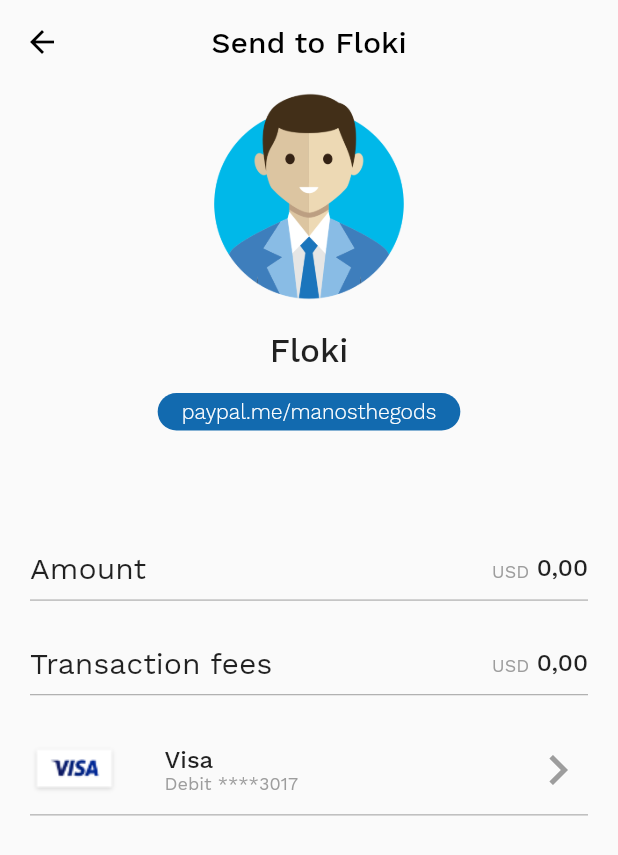
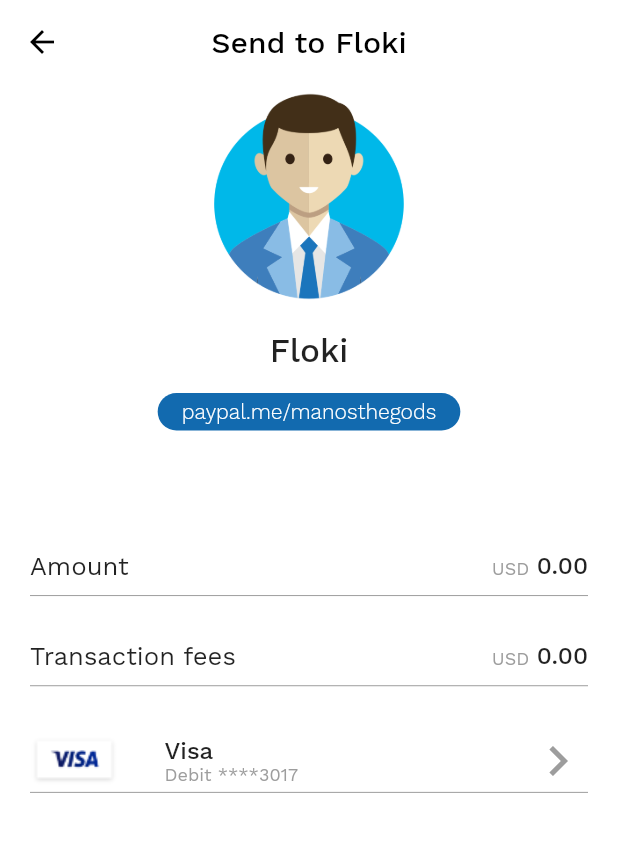
Before and after one commit to LiveLikeCounter/Flutter-Paypal-Redesign, a Flutter app: the screen it shows after launch, item 2 of the bottom bar chosen, after a tap on "Floki", on a phone screen of 412 x 824 dp. Shown: the top 855 px of the screen. Run offline on Flutter 3.47's test engine with Material 2 defaults, Android fonts, the phone set to English and light mode, and no system bars; our stand-ins replace community_material_icon, flutter_masked_text; project files that could hold a hidden picture were left out.

```diff
--- a/lib/screens/send1.dart
+++ b/lib/screens/send1.dart
@@ -9,11 +9,15 @@ class Send1 extends StatefulWidget {
 }
 
 class _Send1State extends State<Send1> {
+  String ammountValue = '0.00';
+  bool showAddNote = false;
+
   @override
   Widget build(BuildContext context) {
     return MaterialApp(
       debugShowCheckedModeBanner: false,
       home: Scaffold(
+        backgroundColor: Colors.white,
         appBar: AppBar(
           automaticallyImplyLeading: true,
           leading: IconButton(
@@ -83,7 +87,7 @@ class _Send1State extends State<Send1> {
                           Text(
                             'Amount',
                             style:
-                                TextStyle(fontFamily: "worksans", fontSize: 20),
+                                TextStyle(fontFamily: "worksans", fontSize: 17),
                           ),
                           Row(
                             crossAxisAlignment: CrossAxisAlignment.end,
@@ -98,21 +102,27 @@ class _Send1State extends State<Send1> {
                               SizedBox(width: 5),
                               InkWell(
                                 child: Text(
-                                  '0,00',
+                                  this.ammountValue,
                                   style: TextStyle(
                                       fontFamily: "worksans",
                                       fontSize: 16,
                                       fontWeight: FontWeight.w500),
                                 ),
-                                onTap: () {
-                                  Navigator.of(context).push(
-                                    MaterialPageRoute<Null>(
-                                      builder: (BuildContext context) {
-                                        return Send2();
-                                      },
+                                onTap: () async {
+                                  var navigationResult = await Navigator.push(
+                                    context,
+                                    MaterialPageRoute(
+                                      builder: (context) => Send2(),
                                       fullscreenDialog: true,
                                     ),
                                   );
+                                  setState(() {
+                                    this.ammountValue =
+                                        navigationResult.toString();
+                                    if (navigationResult.toString() != '0.0') {
+                                      this.showAddNote = true;
+                                    }
+                                  });
                                 },
                               ),
                             ],
@@ -128,7 +138,7 @@ class _Send1State extends State<Send1> {
                           Text(
                             'Transaction fees',
                             style:
-                                TextStyle(fontFamily: "worksans", fontSize: 20),
+                                TextStyle(fontFamily: "worksans", fontSize: 17),
                           ),
                           Row(
                             crossAxisAlignment: CrossAxisAlignment.end,
@@ -142,7 +152,7 @@ class _Send1State extends State<Send1> {
                               ),
                               SizedBox(width: 5),
                               Text(
-                                '0,00',
+                                '0.00',
                                 style: TextStyle(
                                     fontFamily: "worksans",
                                     fontSize: 16,
@@ -185,8 +195,56 @@ class _Send1State extends State<Send1> {
                               color: PaypalColors.Grey, size: 40),
                         ],
                       ),
-                      SizedBox(height: 10),
+                      SizedBox(height: 1),
                       Divider(height: 0.1, color: PaypalColors.Grey),
+                      SizedBox(height: 30),
+                      Opacity(
+                        opacity: this.showAddNote ? 1.0 : 0.0,
+                        child: Row(
+                          mainAxisAlignment: MainAxisAlignment.spaceBetween,
+                          children: <Widget>[
+                            Text(
+                              'Add Note',
+                              style: TextStyle(
+                                  fontFamily: "worksans",
+                                  fontSize: 17,
+                                  color: PaypalColors.DarkBlue),
+                            ),
+                            Icon(Icons.chevron_right,
+                                color: PaypalColors.Grey, size: 40),
+                          ],
+                        ),
+                      ),
+                      SizedBox(height: 1),
+                      Opacity(
+                        opacity: this.showAddNote ? 1.0 : 0.0,
+                        child: Divider(height: 0.1, color: PaypalColors.Grey),
+                      ),
+                      SizedBox(height: 30),
+                      Opacity(
+                        opacity: this.showAddNote ? 1.0 : 0.0,
+                        child: SizedBox(
+                          width: MediaQuery.of(context).size.width,
+                          height: 40,
+                          child: FlatButton(
+                            color: PaypalColors.DarkBlue,
+                            textColor: PaypalColors.DarkBlue,
+                            disabledColor: PaypalColors.Grey,
+                            child: Text(
+                              "Send Now",
+                              style: TextStyle(
+                                  fontFamily: "worksans",
+                                  color: Colors.white,
+                                  fontSize: 17,
+                                  fontWeight: FontWeight.w300),
+                            ),
+                            onPressed: () {},
+                            shape: RoundedRectangleBorder(
+                              borderRadius: BorderRadius.circular(30.0),
+                            ),
+                          ),
+                        ),
+                      ),
                     ],
                   ),
                 )
```
Also changed, not shown: lib/screens/send2.dart (+6 -3 lines).
